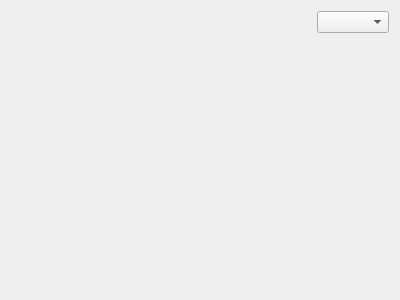
Old version of the form src/widgets/audiospectrum_ui.ui in the repository KDE/kdenlive.
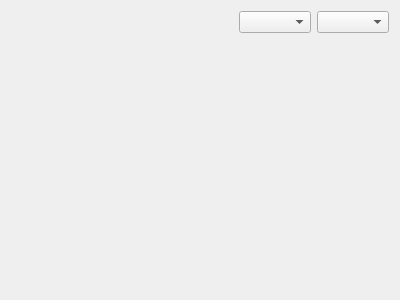
New version of the form.

Commit message: Audio Spectrum: Different Window functions added (Rectangle, Triangle, and Hamming)

What changed in the file:
```diff
--- a/src/widgets/audiospectrum_ui.ui
+++ b/src/widgets/audiospectrum_ui.ui
@@ -43,6 +43,9 @@
      </property>
     </spacer>
    </item>
+   <item row="1" column="1">
+    <widget class="QComboBox" name="windowFunction"/>
+   </item>
   </layout>
  </widget>
  <resources/>
```
The commit also changes 6 other files.
